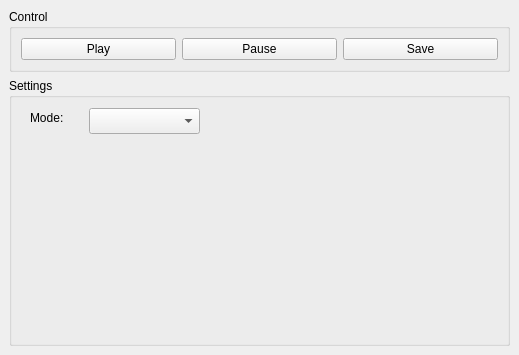
The window that src/window.ui (romovpa/Lorentz-gas) describes before a commit, drawn with Qt 5.
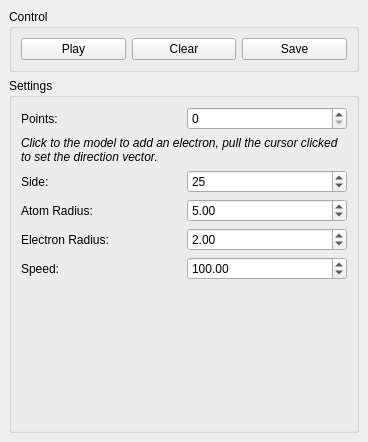
The same window after the commit.

Commit message: big changes in gui, many things were refactored

```diff
--- a/src/window.ui
+++ b/src/window.ui
@@ -6,8 +6,8 @@
    <rect>
     <x>0</x>
     <y>0</y>
-    <width>519</width>
-    <height>355</height>
+    <width>368</width>
+    <height>442</height>
    </rect>
   </property>
   <property name="windowTitle">
@@ -45,7 +45,7 @@
          <item>
           <widget class="QPushButton" name="pauseButton">
            <property name="text">
-            <string>Pause</string>
+            <string>Clear</string>
            </property>
           </widget>
          </item>
@@ -64,29 +64,145 @@
         <property name="title">
          <string>Settings</string>
         </property>
-        <widget class="QLabel" name="modeLabel">
-         <property name="geometry">
-          <rect>
-           <x>21</x>
-           <y>32</y>
-           <width>39</width>
-           <height>16</height>
-          </rect>
-         </property>
-         <property name="text">
-          <string>Mode:</string>
-         </property>
-        </widget>
-        <widget class="QComboBox" name="modeBox">
-         <property name="geometry">
-          <rect>
-           <x>80</x>
-           <y>30</y>
-           <width>111</width>
-           <height>26</height>
-          </rect>
-         </property>
-        </widget>
+        <layout class="QVBoxLayout" name="verticalLayout_2">
+         <item>
+          <layout class="QGridLayout" name="gridLayout">
+           <item row="0" column="0">
+            <widget class="QLabel" name="pointsLabel">
+             <property name="text">
+              <string>Points:</string>
+             </property>
+            </widget>
+           </item>
+           <item row="0" column="1">
+            <widget class="QSpinBox" name="numberBox">
+             <property name="minimum">
+              <number>0</number>
+             </property>
+             <property name="maximum">
+              <number>500</number>
+             </property>
+             <property name="value">
+              <number>0</number>
+             </property>
+            </widget>
+           </item>
+           <item row="1" column="0" colspan="2">
+            <widget class="QLabel" name="pointsDescriptionLabel">
+             <property name="acceptDrops">
+              <bool>false</bool>
+             </property>
+             <property name="autoFillBackground">
+              <bool>false</bool>
+             </property>
+             <property name="text">
+              <string>&lt;i&gt;Click to the model to add an electron, pull the cursor clicked to set the direction vector.&lt;/i&gt;</string>
+             </property>
+             <property name="wordWrap">
+              <bool>true</bool>
+             </property>
+            </widget>
+           </item>
+          </layout>
+         </item>
+         <item>
+          <layout class="QGridLayout" name="gridLayout_2">
+           <item row="0" column="0">
+            <widget class="QLabel" name="sideLabel">
+             <property name="text">
+              <string>Side:</string>
+             </property>
+            </widget>
+           </item>
+           <item row="0" column="1">
+            <widget class="QSpinBox" name="sideBox">
+             <property name="minimum">
+              <number>5</number>
+             </property>
+             <property name="maximum">
+              <number>400</number>
+             </property>
+             <property name="value">
+              <number>25</number>
+             </property>
+            </widget>
+           </item>
+           <item row="1" column="0">
+            <widget class="QLabel" name="atomRadLabel">
+             <property name="text">
+              <string>Atom Radius:</string>
+             </property>
+            </widget>
+           </item>
+           <item row="1" column="1">
+            <widget class="QDoubleSpinBox" name="atomRadBox">
+             <property name="minimum">
+              <double>0.100000000000000</double>
+             </property>
+             <property name="maximum">
+              <double>400.000000000000000</double>
+             </property>
+             <property name="value">
+              <double>5.000000000000000</double>
+             </property>
+            </widget>
+           </item>
+           <item row="2" column="0">
+            <widget class="QLabel" name="electronRadLabel">
+             <property name="text">
+              <string>Electron Radius:</string>
+             </property>
+            </widget>
+           </item>
+           <item row="2" column="1">
+            <widget class="QDoubleSpinBox" name="electronRadBox">
+             <property name="minimum">
+              <double>0.100000000000000</double>
+             </property>
+             <property name="maximum">
+              <double>400.000000000000000</double>
+             </property>
+             <property name="value">
+              <double>2.000000000000000</double>
+             </property>
+            </widget>
+           </item>
+           <item row="3" column="0">
+            <widget class="QLabel" name="speedLabel">
+             <property name="text">
+              <string>Speed:</string>
+             </property>
+            </widget>
+           </item>
+           <item row="3" column="1">
+            <widget class="QDoubleSpinBox" name="speedBox">
+             <property name="minimum">
+              <double>0.100000000000000</double>
+             </property>
+             <property name="maximum">
+              <double>1000.000000000000000</double>
+             </property>
+             <property name="value">
+              <double>100.000000000000000</double>
+             </property>
+            </widget>
+           </item>
+          </layout>
+         </item>
+         <item>
+          <spacer name="verticalSpacer">
+           <property name="orientation">
+            <enum>Qt::Vertical</enum>
+           </property>
+           <property name="sizeHint" stdset="0">
+            <size>
+             <width>20</width>
+             <height>60</height>
+            </size>
+           </property>
+          </spacer>
+         </item>
+        </layout>
        </widget>
       </item>
      </layout>
```
Left out of the diff: 4 changed lines with no effect on the pictures. The commit also changes 6 other files.
